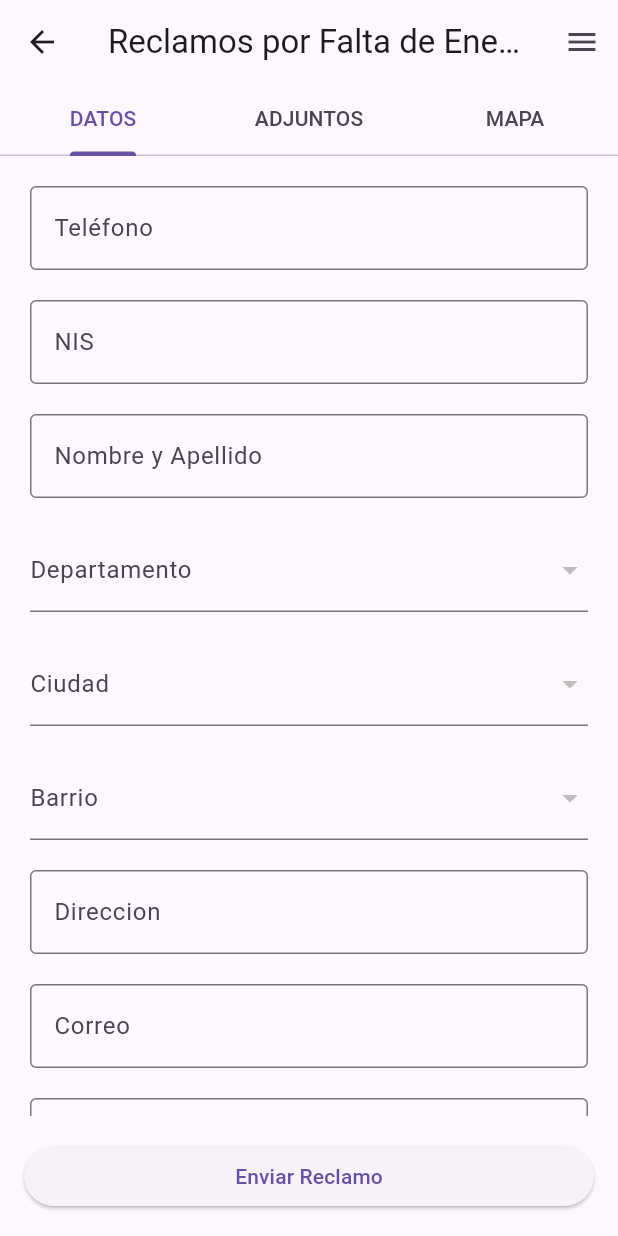
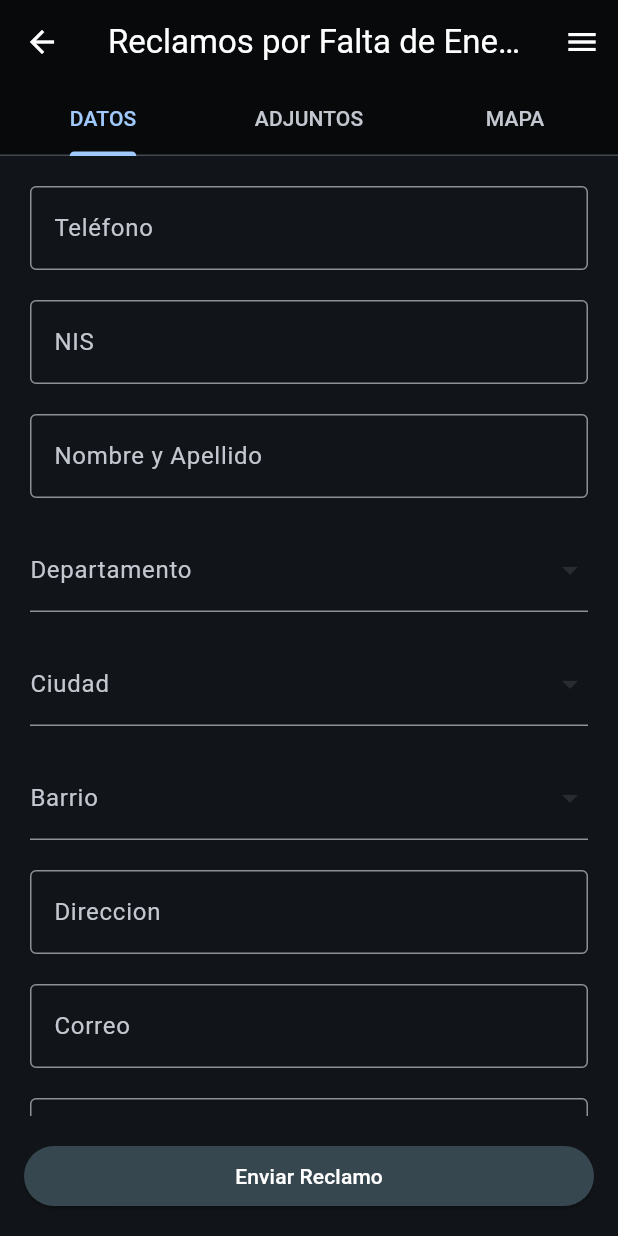
Before and after one commit to arma20044/formOK, a Flutter app: the ParentScreen screen opened directly, in the side drawer, after a tap on "Modo Oscuro", on a phone screen of 412 x 824 dp. Run offline on Flutter 3.47's test engine with Material 3 defaults, Android fonts, the phone set to English and light mode, and no system bars; our stand-ins replace dio, flutter_dotenv, font_awesome_flutter, geolocator, google_maps_flutter, image_picker and 1 more; missing offline and left inert: video_thumbnail; network calls fail.

Commit message:
se aplica modo oscuro

```diff
--- /dev/null
+++ b/lib/core/theme/dark_theme.dart
@@ -0,0 +1,19 @@
+import 'package:flutter/material.dart';
+
+// Definimos el tema oscuro de la aplicación
+final ThemeData darkTheme = ThemeData(
+  colorScheme: ColorScheme.fromSeed(
+    seedColor: Colors.blue,
+    brightness: Brightness.dark,
+  ),
+  appBarTheme: const AppBarTheme(
+    backgroundColor: Colors.black54,
+    foregroundColor: Colors.white,
+  ),
+  elevatedButtonTheme: ElevatedButtonThemeData(
+    style: ElevatedButton.styleFrom(
+      backgroundColor: Colors.blueGrey[800],
+      foregroundColor: Colors.white,
+    ),
+  ),
+);
--- /dev/null
+++ b/lib/core/theme/light_theme.dart
@@ -0,0 +1,19 @@
+import 'package:flutter/material.dart';
+
+// Definimos el tema claro de la aplicación
+final ThemeData lightTheme = ThemeData(
+  colorScheme: ColorScheme.fromSeed(
+    seedColor: Colors.blue,
+    brightness: Brightness.light,
+  ),
+  appBarTheme: const AppBarTheme(
+    backgroundColor: Colors.blue,
+    foregroundColor: Colors.white,
+  ),
+  elevatedButtonTheme: ElevatedButtonThemeData(
+    style: ElevatedButton.styleFrom(
+      backgroundColor: Colors.blue,
+      foregroundColor: Colors.white,
+    ),
+  ),
+);
--- a/lib/main.dart
+++ b/lib/main.dart
@@ -2,14 +2,17 @@ import 'package:flutter/material.dart';
 import 'package:form/core/enviromens/Enrivoment.dart';
 import 'package:form/presentation/components/drawer/custom_drawer.dart';
 import 'package:form/presentation/components/menu/main_menu.dart';
+import 'package:form/provider/theme_provider.dart';
+import 'package:provider/provider.dart';
 
 import 'presentation/components/menu/menu_data.dart';
 
-import 'package:flutter_dotenv/flutter_dotenv.dart';
 
-void main() async{
-   await dotenv.load(fileName: ".env"); // Carga las variables
-  runApp(const MyApp());
+
+void main() {
+  runApp(ChangeNotifierProvider(
+    create: (context) => ThemeProvider(),
+    child: const MyApp()));
 }
 
 class MyApp extends StatelessWidget {
@@ -17,9 +20,13 @@ class MyApp extends StatelessWidget {
 
   @override
   Widget build(BuildContext context) {
+
+     final themeProvider = Provider.of<ThemeProvider>(context);
+
+
     return MaterialApp(
       title: 'Menú Principal 3 Columnas',
-      theme: ThemeData(primarySwatch: Colors.green),
+      theme: themeProvider.themeData,
       home: const HomeScreen(),
     );
   }
@@ -28,16 +35,12 @@ class MyApp extends StatelessWidget {
 class HomeScreen extends StatelessWidget {
   const HomeScreen({super.key});
 
-
-
   @override
   Widget build(BuildContext context) {
+    const String environmentActual = "desarrollo";
+    final EnvironmentConfig Environment = Environments[environmentActual]!;
 
-const String environmentActual = "desarrollo";
-final EnvironmentConfig Environment = Environments[environmentActual]!;
-
-print(Environment.hostCtxSiga);
-
+    print(Environment.hostCtxSiga);
 
     return Scaffold(
       endDrawer: const CustomDrawer(),
@@ -47,7 +50,7 @@ print(Environment.hostCtxSiga);
         ),
         leading: Padding(
           padding: const EdgeInsets.only(left: 12),
-          child: Icon(Icons.star,color: Colors.yellow[600],size: 60),
+          child: Icon(Icons.star, color: Colors.yellow[600], size: 60),
         ),
       ),
       body: SingleChildScrollView(
--- a/lib/presentation/components/drawer/custom_drawer.dart
+++ b/lib/presentation/components/drawer/custom_drawer.dart
@@ -3,7 +3,10 @@ import 'dart:io';
 import 'package:flutter/material.dart';
 import 'package:flutter_dotenv/flutter_dotenv.dart';
 import 'package:font_awesome_flutter/font_awesome_flutter.dart';
+import 'package:provider/provider.dart';
 import 'package:url_launcher/url_launcher.dart';
+
+import '../../../provider/theme_provider.dart';
 
 class CustomDrawer extends StatelessWidget {
   const CustomDrawer({super.key});
@@ -19,6 +22,9 @@ class CustomDrawer extends StatelessWidget {
         throw Exception('No se pudo abrir $url');
       }
     }
+
+      final themeProvider = Provider.of<ThemeProvider>(context, listen: false);
+
 
     return Drawer(
       child: ListView(
@@ -54,6 +60,7 @@ class CustomDrawer extends StatelessWidget {
             onTap: () {
               Navigator.pop(context);
               // acción para ir a About
+              themeProvider.toggleTheme();
             },
           ),
           ListTile(
--- /dev/null
+++ b/lib/provider/theme_provider.dart
@@ -0,0 +1,21 @@
+import 'package:flutter/material.dart';
+
+import '../core/theme/dark_theme.dart';
+import '../core/theme/light_theme.dart';
+
+
+class ThemeProvider extends ChangeNotifier {
+  ThemeData _themeData = lightTheme;
+
+  ThemeData get themeData => _themeData;
+
+  // Método para cambiar el tema
+  void toggleTheme() {
+    if (_themeData == lightTheme) {
+      _themeData = darkTheme;
+    } else {
+      _themeData = lightTheme;
+    }
+    notifyListeners(); // Notifica a los oyentes del cambio de estado
+  }
+}
```
